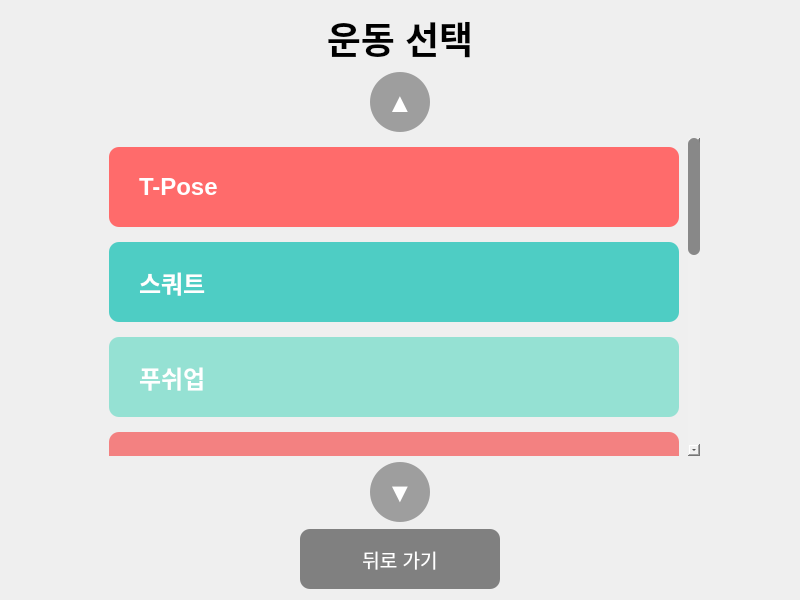
Qt form Qt_app/exercise_selection.ui (uniljetstream/New_Workout_Plan) before a commit.
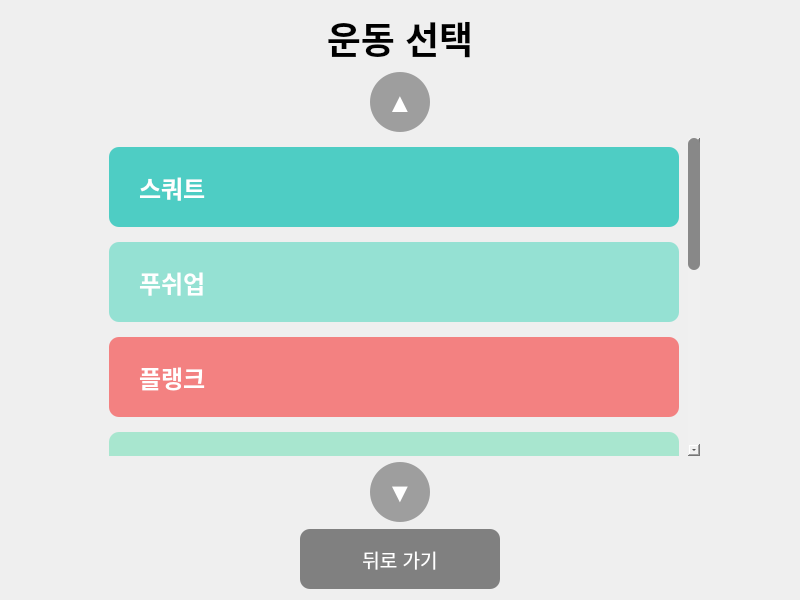
The same form after that commit.

Diff of the .ui file:
```diff
--- a/Qt_app/exercise_selection.ui
+++ b/Qt_app/exercise_selection.ui
@@ -142,29 +142,6 @@
          <property name="spacing">
           <number>15</number>
          </property>
-         <item>
-          <widget class="QPushButton" name="tPoseButton">
-           <property name="minimumSize">
-            <size>
-             <width>0</width>
-             <height>80</height>
-            </size>
-           </property>
-           <property name="text">
-            <string>T-Pose</string>
-           </property>
-           <property name="font">
-            <font>
-             <pointsize>18</pointsize>
-             <weight>75</weight>
-             <bold>true</bold>
-            </font>
-           </property>
-           <property name="styleSheet">
-            <string notr="true">background-color: #FF6B6B; color: white; border-radius: 10px; text-align: left; padding-left: 30px;</string>
-           </property>
-          </widget>
-         </item>
          <item>
           <widget class="QPushButton" name="squatButton">
            <property name="minimumSize">
```
